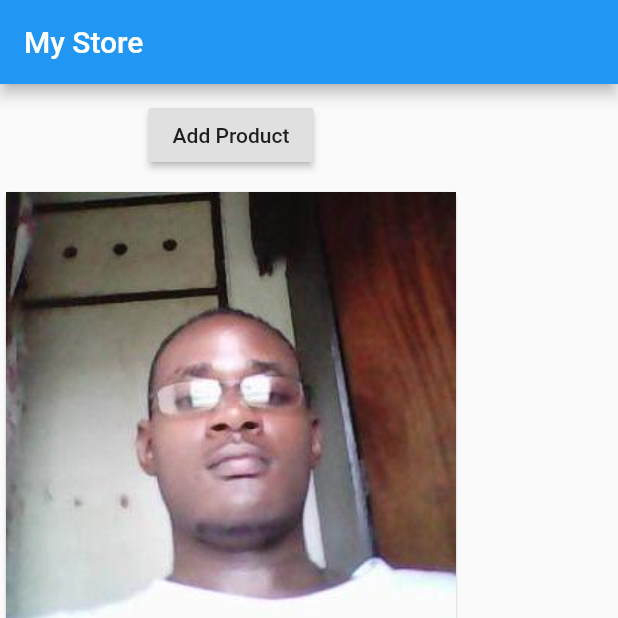
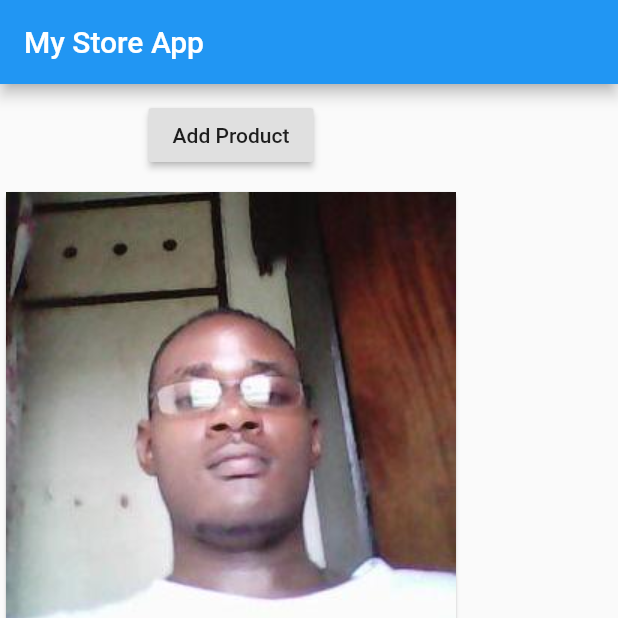
Before and after one commit to conrad96/flutter_app, a Flutter app: the screen it shows after launch, on a phone screen of 412 x 824 dp, the top half of it. Run offline on Flutter 3.47's test engine with Material 2 defaults, Android fonts, the phone set to English and light mode, and no system bars.

Commit message:
more code

```diff
--- a/lib/main.dart
+++ b/lib/main.dart
@@ -10,7 +10,7 @@ import './product_manager.dart';
       return MaterialApp(
           home: Scaffold(
             appBar: AppBar(
-              title: Text("My Store"),
+              title: Text("My Store App"),
             ),//appBar
             body: ProductManager("First"),
             ),//scaffold
```
